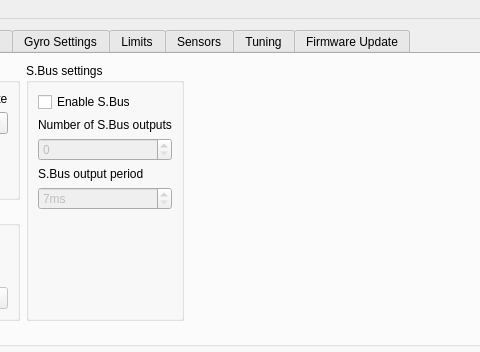
Qt form software/RX12GConfig/mainwindow.ui (bemcgarvey/RX12G) before a commit; both pictures show x 124 to 604 and y 0 to 352 of the 800 by 600 pixel window.
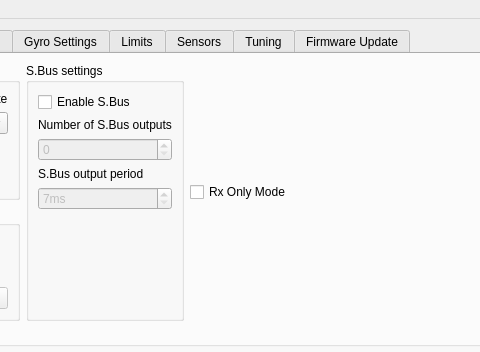
The same form after that commit. Icons and pictures are not drawn. Custom widgets are drawn as their Qt base class.

Commit message:
Added rxOnly mode
Also fixed offsets on upper channels to allow up to 200Hz servo rate.

Diff of the .ui file:
```diff
--- a/software/RX12GConfig/mainwindow.ui
+++ b/software/RX12GConfig/mainwindow.ui
@@ -188,6 +188,13 @@
             </layout>
            </widget>
           </item>
+          <item>
+           <widget class="QCheckBox" name="rxOnlyCheckBox">
+            <property name="text">
+             <string>Rx Only Mode</string>
+            </property>
+           </widget>
+          </item>
           <item>
            <spacer name="horizontalSpacer_3">
             <property name="orientation">
```
The commit also changes 13 other files.
